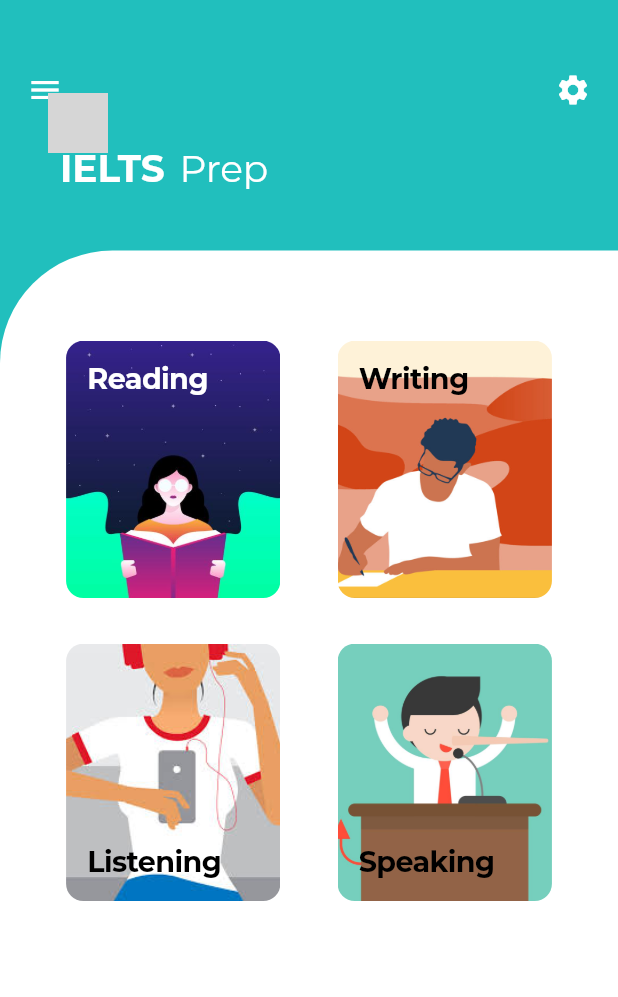
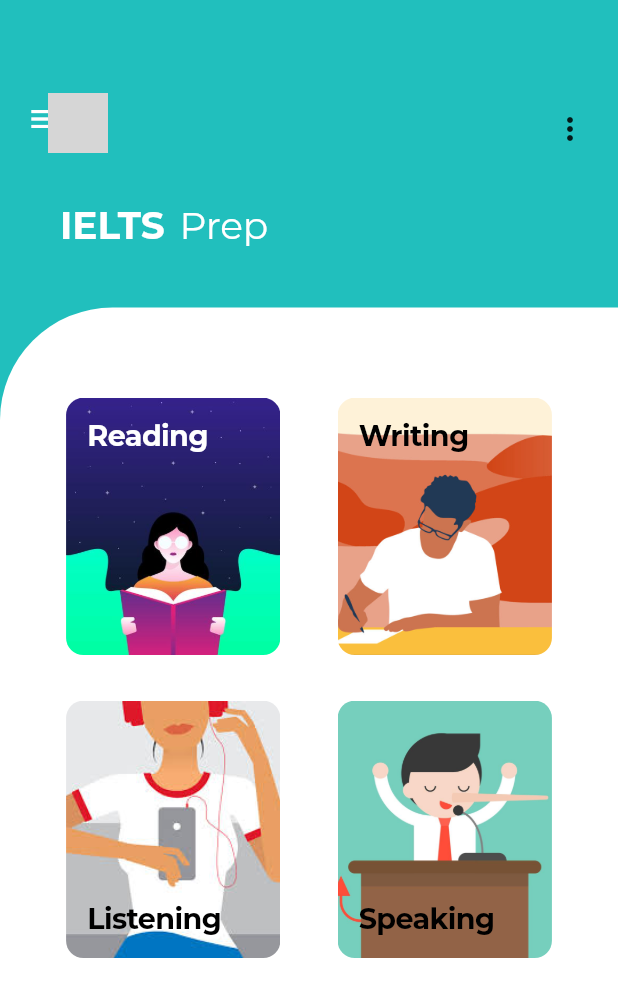
Before and after one commit to nikhilmufc7/Flutter_IeltsPrep, a Flutter app: the HomeScreen screen opened by its route, on a phone screen of 412 x 824 dp. Shown: the top 997 px of the screen. Run offline on Flutter 3.47's test engine with Material 2 defaults, Android fonts, the phone set to English and light mode, and no system bars; our stand-ins replace audioplayers, cached_network_image, cloud_firestore, firebase_auth, firebase_messaging, flutter_tindercard and 3 more; accounts and stored records are empty; network calls fail; project files that could hold a hidden picture were left out; grey boxes are pictures that could not be loaded.

```diff
--- a/lib/screens/home_screen.dart
+++ b/lib/screens/home_screen.dart
@@ -1,6 +1,7 @@
 import 'package:flutter/cupertino.dart';
 import 'package:flutter/material.dart';
 import 'package:ielts/app_constants.dart';
+import 'package:ielts/services/auth.dart';
 import 'package:ielts/widgets/menu_page.dart';
 
 final Color backgroundColor = Color(0xFF21BFBD);
@@ -95,8 +96,25 @@ class _HomeScreenState extends State<HomeScreen>
                         ),
                       ),
                       Padding(
-                        padding: const EdgeInsets.only(right: 18.0),
-                        child: Icon(Icons.settings, color: Colors.white),
+                        padding: const EdgeInsets.only(right: 8, top: 14),
+                        child: PopupMenuButton<String>(
+                          onSelected: (String result) {
+                            switch (result) {
+                              case 'signOut':
+                                signOutGoogle(context);
+                                break;
+
+                              default:
+                            }
+                          },
+                          itemBuilder: (BuildContext context) =>
+                              <PopupMenuEntry<String>>[
+                            const PopupMenuItem<String>(
+                              value: 'signOut',
+                              child: Text('Sign Out'),
+                            ),
+                          ],
+                        ),
                       ),
                     ],
                   ),
--- a/lib/widgets/menu_page.dart
+++ b/lib/widgets/menu_page.dart
@@ -1,19 +1,17 @@
 import 'package:ielts/app_constants.dart';
 import 'package:ielts/widgets/circular_image.dart';
 import 'package:ielts/widgets/zoom_scaffold.dart';
+import 'package:ielts/services/auth.dart';
 import 'package:flutter/material.dart';
 import 'package:provider/provider.dart';
 
 class MenuPage extends StatelessWidget {
-  final String imageUrl =
-      "https://celebritypets.net/wp-content/uploads/2016/12/Adriana-Lima.jpg";
-
   final List<MenuItem> options = [
     MenuItem(Icons.home, 'Home', RoutePaths.root),
     MenuItem(Icons.library_books, 'Vocabulary', RoutePaths.vocabulary),
-    MenuItem(Icons.favorite, 'Discounts', ''),
-    MenuItem(Icons.code, 'Prom-codes', ''),
-    MenuItem(Icons.format_list_bulleted, 'Orders', ''),
+    MenuItem(Icons.speaker_notes, 'Blog', ''),
+    MenuItem(Icons.people, 'Forum', ''),
+    MenuItem(Icons.format_list_bulleted, 'Tips and tricks', ''),
   ];
 
   @override
@@ -43,7 +41,7 @@ class MenuPage extends StatelessWidget {
                   ),
                 ),
                 Text(
-                  'Nikhil',
+                  name,
                   style: TextStyle(
                     color: Colors.white,
                     fontSize: 20,
--- a/pubspec.yaml
+++ b/pubspec.yaml
@@ -34,6 +34,7 @@ dependencies:
   audioplayers:
   firebase_messaging: ^6.0.13
   google_fonts:
+  google_sign_in:
 
 dev_dependencies:
   flutter_test:
```
Also changed, not shown: lib/screens/login_screen.dart (+10 -1 lines), lib/services/auth.dart (added, +73 -0 lines), lib/widgets/zoom_scaffold.dart (+18 -19 lines), pubspec.lock, 2 other files.
